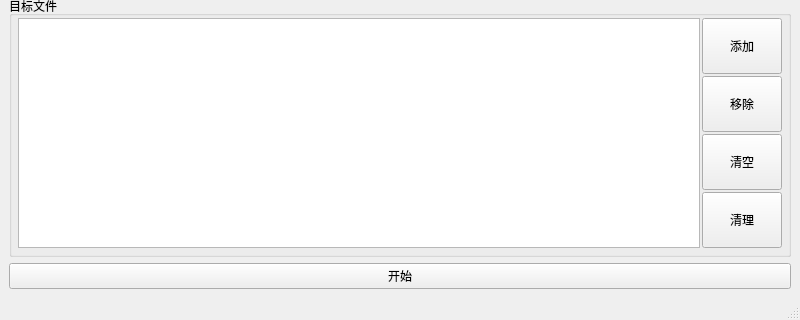
Above: subtitle_resync_helper/gui/main.ui from Asvel/SubtitleResyncHelper before the change; both pictures show x 0 to 800 and y 280 to 600 of the 800 by 600 pixel window. Below: the same form after it.
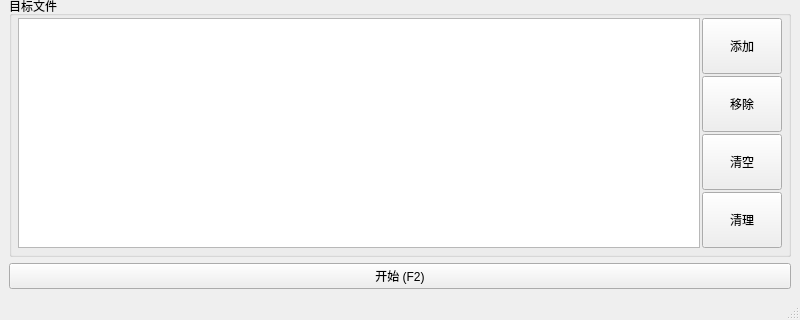
That is the form after the change.

Commit message: 开始按钮添加快捷键

Patch:
```diff
--- a/subtitle_resync_helper/gui/main.ui
+++ b/subtitle_resync_helper/gui/main.ui
@@ -278,7 +278,10 @@
          </sizepolicy>
         </property>
         <property name="text">
-         <string>开始</string>
+         <string>开始 (F2)</string>
+        </property>
+        <property name="shortcut">
+         <string>F2</string>
         </property>
        </widget>
       </item>
```
The commit also changes 1 other file.
